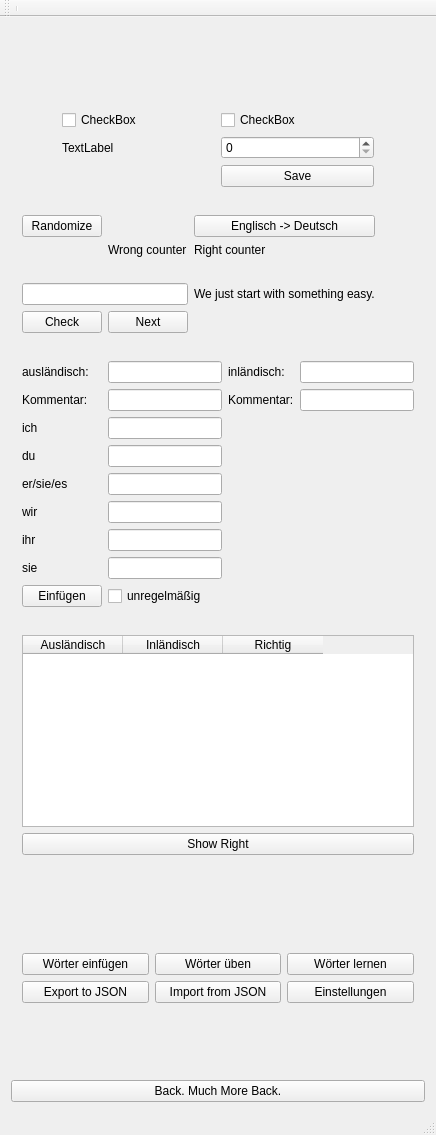
Qt form mainwindow.ui (MisterHyde/vocaburglary) before a commit.
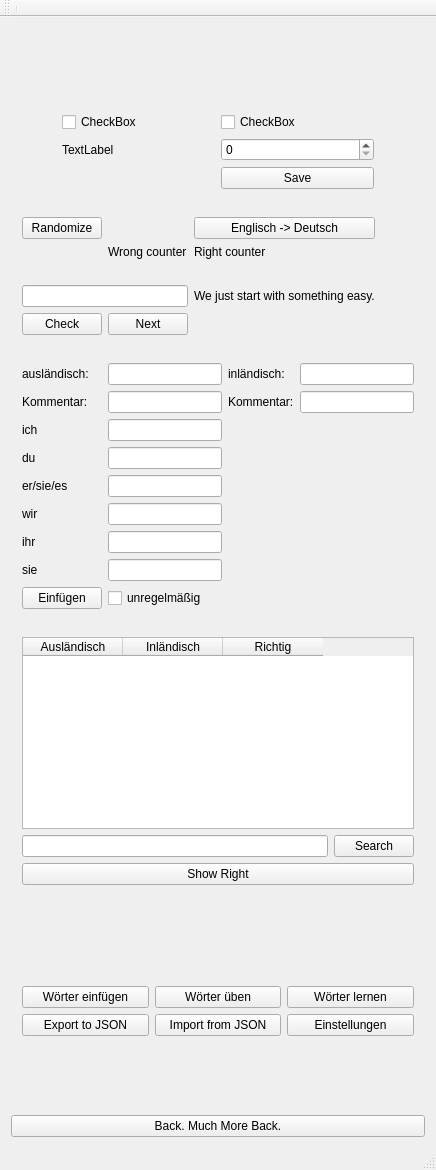
The same form after that commit.

Diff of the .ui file:
```diff
--- a/mainwindow.ui
+++ b/mainwindow.ui
@@ -7,7 +7,7 @@
     <x>0</x>
     <y>0</y>
     <width>436</width>
-    <height>1135</height>
+    <height>1170</height>
    </rect>
   </property>
   <property name="sizePolicy">
@@ -392,13 +392,27 @@
          </column>
         </widget>
        </item>
-       <item row="1" column="0">
+       <item row="4" column="0">
         <widget class="QPushButton" name="pushButtonShowRight">
          <property name="text">
           <string>Show Right</string>
          </property>
         </widget>
        </item>
+       <item row="1" column="0">
+        <layout class="QHBoxLayout" name="horizontalLayout">
+         <item>
+          <widget class="QLineEdit" name="searchPattern"/>
+         </item>
+         <item>
+          <widget class="QPushButton" name="pushButtonFind">
+           <property name="text">
+            <string>Search</string>
+           </property>
+          </widget>
+         </item>
+        </layout>
+       </item>
       </layout>
      </widget>
     </item>
```
